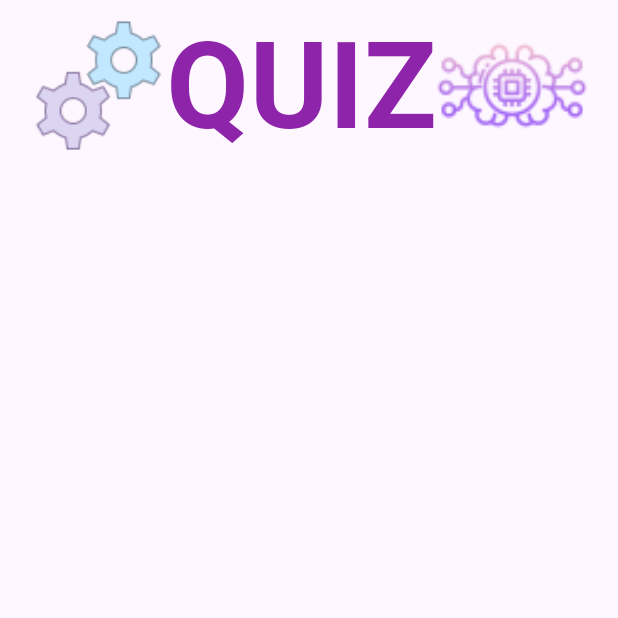
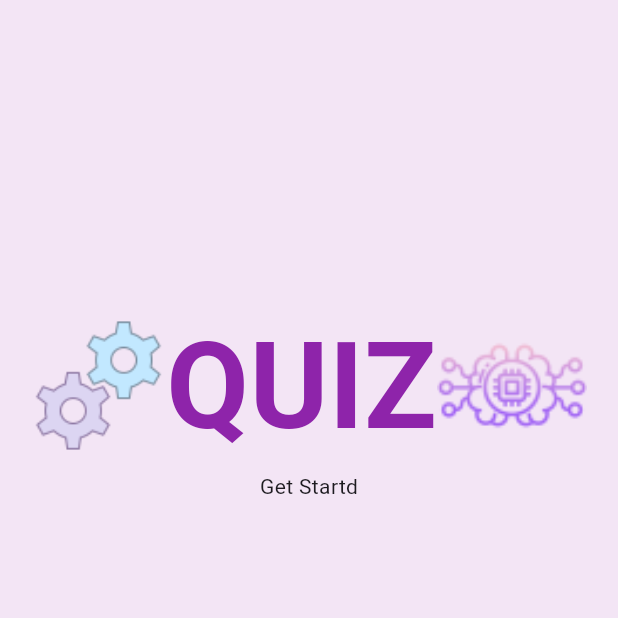
Before and after one commit to sohasara/Quiz-App, a Flutter app: the screen it shows after launch, on a phone screen of 412 x 824 dp, the top half of it. Run offline on Flutter 3.47's test engine with Material 3 defaults, Android fonts, the phone set to English and light mode, and no system bars; our stand-ins replace flutter_riverpod.

Commit message:
modify page

```diff
--- a/lib/ui/splash_page/splash.dart
+++ b/lib/ui/splash_page/splash.dart
@@ -6,9 +6,14 @@ class SplashPage extends StatelessWidget {
   @override
   Widget build(BuildContext context) {
     return Scaffold(
-      body: Row(
+      backgroundColor: Colors.purple[50],
+      body: Column(
+        children: [
+          const SizedBox(
+            height: 200,
+          ),
+          Row(
             mainAxisAlignment: MainAxisAlignment.center,
-        crossAxisAlignment: CrossAxisAlignment.center,
             children: [
               Image.asset(
                 'assets/auto.png',
@@ -31,6 +36,9 @@ class SplashPage extends StatelessWidget {
               ),
             ],
           ),
+          Text('Get Startd'),
+        ],
+      ),
     );
   }
 }
```
Lines whose indentation alone changed are shown as unchanged.
